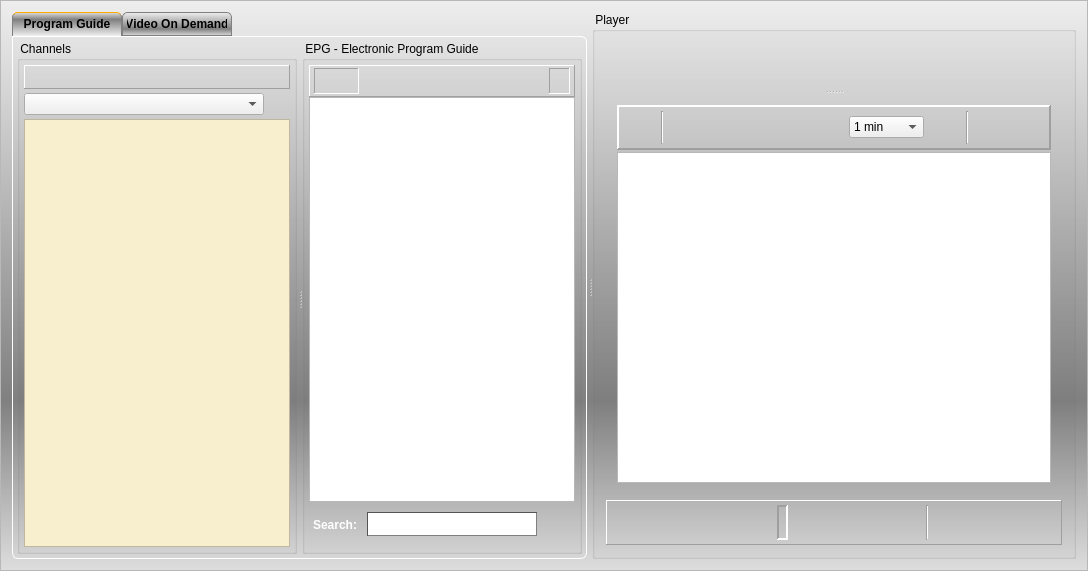
The window that forms/recorder_inc.ui (Jo2003/vlc_record) describes before a commit, drawn with Qt 5.
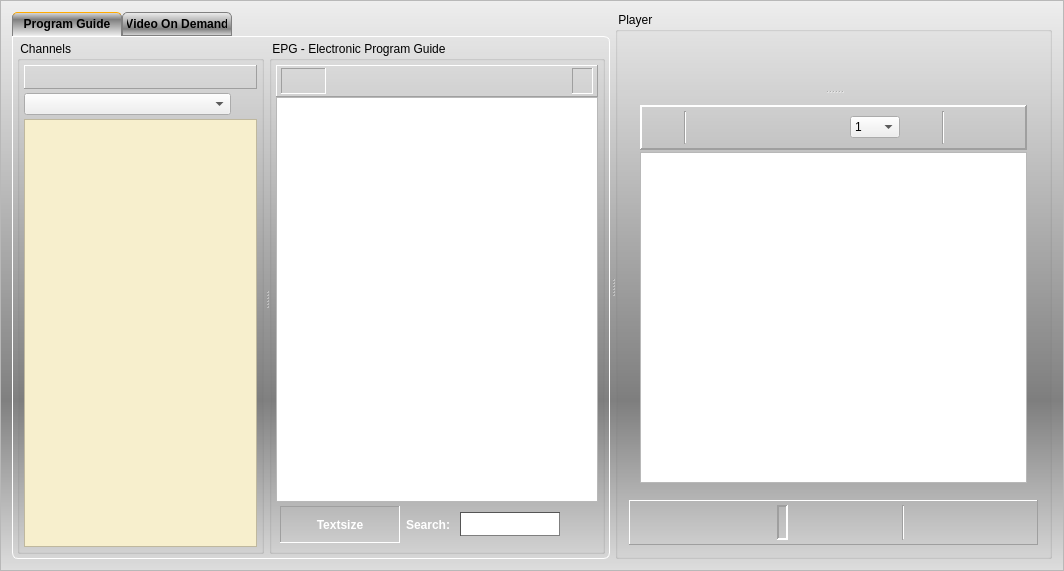
The same window after the commit. Icons and pictures are not drawn. Custom widgets are drawn as their Qt base class.

The edit to the form file:
```diff
--- a/forms/recorder_inc.ui
+++ b/forms/recorder_inc.ui
@@ -6,7 +6,7 @@
    <rect>
     <x>0</x>
     <y>0</y>
-    <width>1088</width>
+    <width>1064</width>
     <height>571</height>
    </rect>
   </property>
@@ -47,9 +47,6 @@
       <enum>QFrame::Raised</enum>
      </property>
      <layout class="QVBoxLayout" name="verticalLayout_4">
-      <property name="spacing">
-       <number>0</number>
-      </property>
       <item>
        <widget class="QSplitter" name="vSplitterChanEpgPlay">
         <property name="styleSheet">
@@ -566,6 +563,125 @@
                     <property name="bottomMargin">
                      <number>4</number>
                     </property>
+                    <item>
+                     <widget class="QFrame" name="frTextsize">
+                      <property name="minimumSize">
+                       <size>
+                        <width>120</width>
+                        <height>0</height>
+                       </size>
+                      </property>
+                      <property name="frameShape">
+                       <enum>QFrame::Panel</enum>
+                      </property>
+                      <property name="frameShadow">
+                       <enum>QFrame::Sunken</enum>
+                      </property>
+                      <layout class="QHBoxLayout" name="horizontalLayout_9">
+                       <property name="spacing">
+                        <number>2</number>
+                       </property>
+                       <property name="leftMargin">
+                        <number>2</number>
+                       </property>
+                       <property name="topMargin">
+                        <number>2</number>
+                       </property>
+                       <property name="rightMargin">
+                        <number>2</number>
+                       </property>
+                       <property name="bottomMargin">
+                        <number>2</number>
+                       </property>
+                       <item>
+                        <widget class="QPushButton" name="btnFontSmaller">
+                         <property name="minimumSize">
+                          <size>
+                           <width>20</width>
+                           <height>20</height>
+                          </size>
+                         </property>
+                         <property name="maximumSize">
+                          <size>
+                           <width>20</width>
+                           <height>20</height>
+                          </size>
+                         </property>
+                         <property name="text">
+                          <string/>
+                         </property>
+                         <property name="icon">
+                          <iconset resource="../common.qrc">
+                           <normaloff>:/app/zoom-out</normaloff>:/app/zoom-out</iconset>
+                         </property>
+                         <property name="iconSize">
+                          <size>
+                           <width>16</width>
+                           <height>16</height>
+                          </size>
+                         </property>
+                         <property name="autoDefault">
+                          <bool>false</bool>
+                         </property>
+                         <property name="flat">
+                          <bool>true</bool>
+                         </property>
+                        </widget>
+                       </item>
+                       <item>
+                        <widget class="QLabel" name="labTextSize">
+                         <property name="styleSheet">
+                          <string notr="true">QLabel#labTextSize {
+font-weight: bold;
+color: white;
+}</string>
+                         </property>
+                         <property name="text">
+                          <string>Textsize</string>
+                         </property>
+                         <property name="alignment">
+                          <set>Qt::AlignCenter</set>
+                         </property>
+                        </widget>
+                       </item>
+                       <item>
+                        <widget class="QPushButton" name="btnFontLarger">
+                         <property name="minimumSize">
+                          <size>
+                           <width>20</width>
+                           <height>20</height>
+                          </size>
+                         </property>
+                         <property name="maximumSize">
+                          <size>
+                           <width>20</width>
+                           <height>20</height>
+                          </size>
+                         </property>
+                         <property name="text">
+                          <string/>
+                         </property>
+                         <property name="icon">
+                          <iconset resource="../common.qrc">
+                           <normaloff>:/app/zoom-in</normaloff>:/app/zoom-in</iconset>
+                         </property>
+                         <property name="iconSize">
+                          <size>
+                           <width>16</width>
+                           <height>16</height>
+                          </size>
+                         </property>
+                         <property name="autoDefault">
+                          <bool>false</bool>
+                         </property>
+                         <property name="flat">
+                          <bool>true</bool>
+                         </property>
+                        </widget>
+                       </item>
+                      </layout>
+                     </widget>
+                    </item>
                     <item>
                      <widget class="QLabel" name="labSearch">
                       <property name="styleSheet">
@@ -591,6 +707,9 @@
                        <string notr="true">QLineEdit#lineSearch {
   color: #800;   
   font: bold;
+   background-image: url(:/app/search);
+   background-repeat: no-repeat;
+   background-position: LEFT;
    border: 1px inset;
    border-color: #555;
  }</string>
@@ -666,14 +785,14 @@
            <item>
             <layout class="QHBoxLayout" name="horizontalLayout_7" stretch="0,0,0,8,0,8,0,0,0,0,0">
              <item>
-              <widget class="QLabel" name="labVodLang">
+              <widget class="QLabel" name="labVodType">
                <property name="text">
-                <string>Lang.:</string>
+                <string>Type:</string>
                </property>
               </widget>
              </item>
              <item>
-              <widget class="QComboBox" name="cbxVodLang"/>
+              <widget class="QComboBox" name="cbxVodType"/>
              </item>
              <item>
               <widget class="QLabel" name="labGenre">
@@ -819,6 +938,9 @@
                 <string notr="true">QLineEdit#lineVodSearch {
   color: #800;   
   font: bold;
+   background-image: url(:/app/search);
+   background-repeat: no-repeat;
+   background-position: LEFT;
    border: 1px inset;
    border-color: #555;
  }</string>
@@ -826,13 +948,7 @@
               </widget>
              </item>
              <item>
-              <widget class="QPushButton" name="btnCleanVodSearch">
-               <property name="sizePolicy">
-                <sizepolicy hsizetype="Minimum" vsizetype="Fixed">
-                 <horstretch>0</horstretch>
-                 <verstretch>0</verstretch>
-                </sizepolicy>
-               </property>
+              <widget class="QPushButton" name="btnVodSearch">
                <property name="minimumSize">
                 <size>
                  <width>32</width>
@@ -850,7 +966,7 @@
                </property>
                <property name="icon">
                 <iconset resource="../common.qrc">
-                 <normaloff>:/app/del</normaloff>:/app/del</iconset>
+                 <normaloff>:/app/find</normaloff>:/app/find</iconset>
                </property>
                <property name="iconSize">
                 <size>
@@ -858,6 +974,9 @@
                  <height>24</height>
                 </size>
                </property>
+               <property name="autoDefault">
+                <bool>false</bool>
+               </property>
                <property name="flat">
                 <bool>true</bool>
                </property>
@@ -1138,7 +1257,7 @@
                   <widget class="QComboBoxEx" name="cbxTimeJumpVal">
                    <property name="minimumSize">
                     <size>
-                     <width>75</width>
+                     <width>50</width>
                      <height>0</height>
                     </size>
                    </property>
@@ -1147,32 +1266,32 @@
                    </property>
                    <item>
                     <property name="text">
-                     <string>1 min</string>
+                     <string>1</string>
                     </property>
                    </item>
                    <item>
                     <property name="text">
-                     <string>2 min</string>
+                     <string>2</string>
                     </property>
                    </item>
                    <item>
                     <property name="text">
-                     <string>3 min</string>
+                     <string>3</string>
                     </property>
                    </item>
                    <item>
                     <property name="text">
-                     <string>4 min</string>
+                     <string>4</string>
                     </property>
                    </item>
                    <item>
                     <property name="text">
-                     <string>5 min</string>
+                     <string>5</string>
                     </property>
                    </item>
                    <item>
                     <property name="text">
-                     <string>10 min</string>
+                     <string>10</string>
                     </property>
                    </item>
                   </widget>
@@ -1595,11 +1714,6 @@
  </widget>
  <layoutdefault spacing="6" margin="11"/>
  <customwidgets>
-  <customwidget>
-   <class>QComboBoxEx</class>
-   <extends>QComboBox</extends>
-   <header>qcomboboxex.h</header>
-  </customwidget>
   <customwidget>
    <class>CEpgBrowser</class>
    <extends>QTextBrowser</extends>
@@ -1627,6 +1741,11 @@
    <header>qfavframe.h</header>
    <container>1</container>
   </customwidget>
+  <customwidget>
+   <class>QComboBoxEx</class>
+   <extends>QComboBox</extends>
+   <header>qcomboboxex.h</header>
+  </customwidget>
  </customwidgets>
  <tabstops>
   <tabstop>tabEpgVod</tabstop>
```
Left out of the diff: 5 changed lines with no effect on the pictures.
